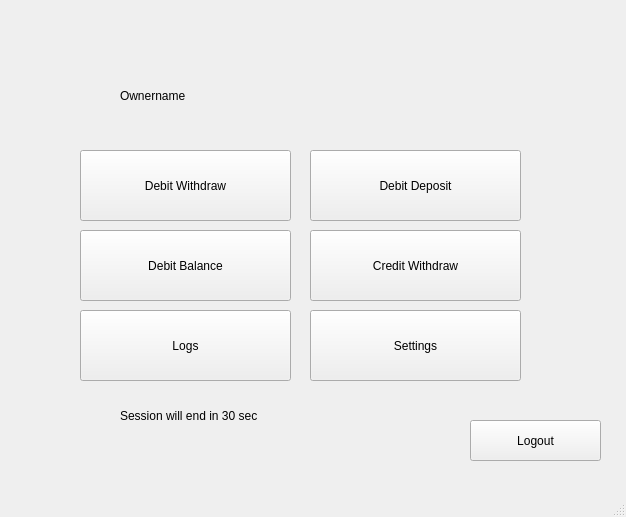
The window that frontend/mainmenucredit.ui (t1rate01/ATM_groupproject) describes before a commit, drawn with Qt 5.
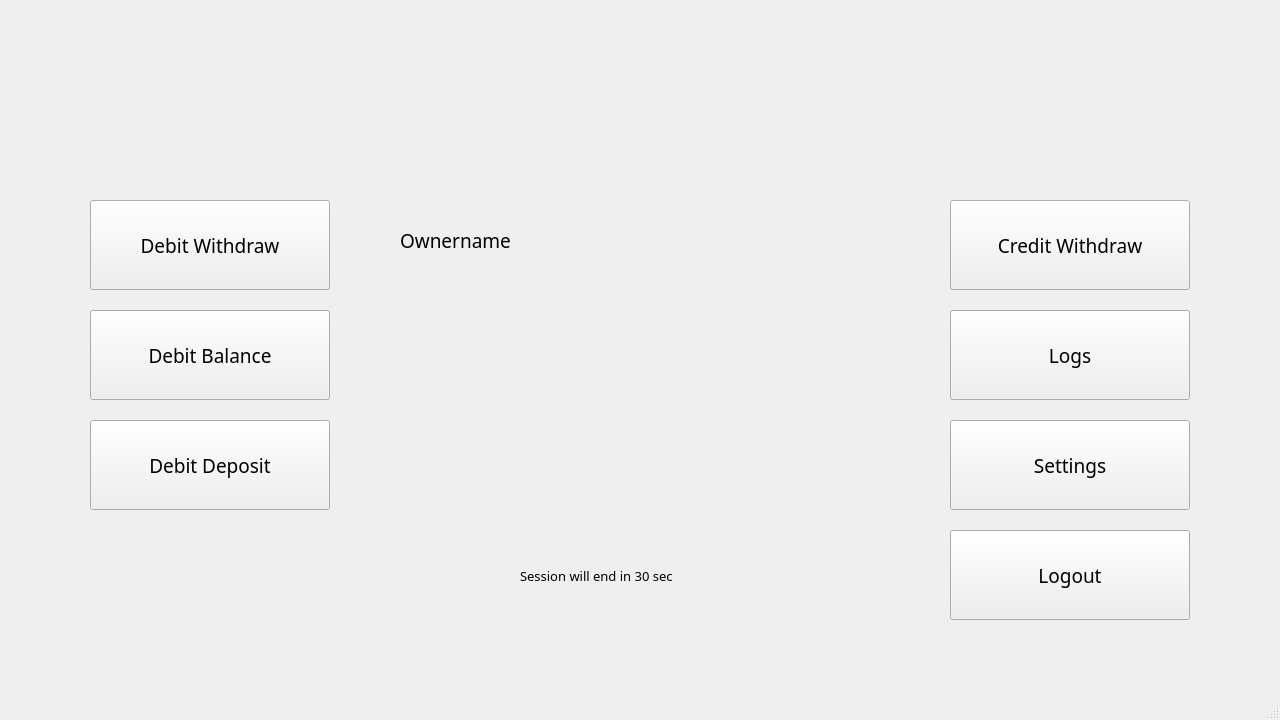
The same window after the commit.

```diff
--- a/frontend/mainmenucredit.ui
+++ b/frontend/mainmenucredit.ui
@@ -6,10 +6,28 @@
    <rect>
     <x>0</x>
     <y>0</y>
-    <width>626</width>
-    <height>517</height>
+    <width>1280</width>
+    <height>720</height>
    </rect>
   </property>
+  <property name="sizePolicy">
+   <sizepolicy hsizetype="Fixed" vsizetype="Fixed">
+    <horstretch>0</horstretch>
+    <verstretch>0</verstretch>
+   </sizepolicy>
+  </property>
+  <property name="minimumSize">
+   <size>
+    <width>1280</width>
+    <height>720</height>
+   </size>
+  </property>
+  <property name="maximumSize">
+   <size>
+    <width>1280</width>
+    <height>720</height>
+   </size>
+  </property>
   <property name="windowTitle">
    <string>Main Menu</string>
   </property>
@@ -17,12 +35,18 @@
    <widget class="QPushButton" name="btn_debit_withdraw">
     <property name="geometry">
      <rect>
-      <x>80</x>
-      <y>150</y>
-      <width>211</width>
-      <height>71</height>
+      <x>90</x>
+      <y>200</y>
+      <width>240</width>
+      <height>90</height>
      </rect>
     </property>
+    <property name="font">
+     <font>
+      <family>Century Gothic</family>
+      <pointsize>14</pointsize>
+     </font>
+    </property>
     <property name="text">
      <string>Debit Withdraw</string>
     </property>
@@ -30,12 +54,18 @@
    <widget class="QPushButton" name="btn_debit_balance">
     <property name="geometry">
      <rect>
-      <x>80</x>
-      <y>230</y>
-      <width>211</width>
-      <height>71</height>
+      <x>90</x>
+      <y>310</y>
+      <width>240</width>
+      <height>90</height>
      </rect>
     </property>
+    <property name="font">
+     <font>
+      <family>Century Gothic</family>
+      <pointsize>14</pointsize>
+     </font>
+    </property>
     <property name="text">
      <string>Debit Balance</string>
     </property>
@@ -43,12 +73,18 @@
    <widget class="QPushButton" name="btn_logs">
     <property name="geometry">
      <rect>
-      <x>80</x>
+      <x>950</x>
       <y>310</y>
-      <width>211</width>
-      <height>71</height>
+      <width>240</width>
+      <height>90</height>
      </rect>
     </property>
+    <property name="font">
+     <font>
+      <family>Century Gothic</family>
+      <pointsize>14</pointsize>
+     </font>
+    </property>
     <property name="text">
      <string>Logs</string>
     </property>
@@ -56,12 +92,18 @@
    <widget class="QPushButton" name="btn_debit_settings">
     <property name="geometry">
      <rect>
-      <x>310</x>
-      <y>310</y>
-      <width>211</width>
-      <height>71</height>
+      <x>950</x>
+      <y>420</y>
+      <width>240</width>
+      <height>90</height>
      </rect>
     </property>
+    <property name="font">
+     <font>
+      <family>Century Gothic</family>
+      <pointsize>14</pointsize>
+     </font>
+    </property>
     <property name="text">
      <string>Settings</string>
     </property>
@@ -69,12 +111,18 @@
    <widget class="QLabel" name="label_greeting">
     <property name="geometry">
      <rect>
-      <x>120</x>
-      <y>70</y>
-      <width>351</width>
-      <height>51</height>
+      <x>400</x>
+      <y>190</y>
+      <width>511</width>
+      <height>101</height>
      </rect>
     </property>
+    <property name="font">
+     <font>
+      <family>Century Gothic</family>
+      <pointsize>14</pointsize>
+     </font>
+    </property>
     <property name="text">
      <string>Ownername</string>
     </property>
@@ -82,12 +130,18 @@
    <widget class="QPushButton" name="btn_debit_deposit">
     <property name="geometry">
      <rect>
-      <x>310</x>
-      <y>150</y>
-      <width>211</width>
-      <height>71</height>
+      <x>90</x>
+      <y>420</y>
+      <width>240</width>
+      <height>90</height>
      </rect>
     </property>
+    <property name="font">
+     <font>
+      <family>Century Gothic</family>
+      <pointsize>14</pointsize>
+     </font>
+    </property>
     <property name="text">
      <string>Debit Deposit</string>
     </property>
@@ -95,12 +149,18 @@
    <widget class="QLabel" name="label_sessiontime">
     <property name="geometry">
      <rect>
-      <x>120</x>
-      <y>390</y>
-      <width>351</width>
+      <x>520</x>
+      <y>550</y>
+      <width>181</width>
       <height>51</height>
      </rect>
     </property>
+    <property name="font">
+     <font>
+      <family>Century Gothic</family>
+      <pointsize>10</pointsize>
+     </font>
+    </property>
     <property name="text">
      <string>Session will end in 30 sec</string>
     </property>
@@ -108,12 +168,18 @@
    <widget class="QPushButton" name="btn_credit_withdraw">
     <property name="geometry">
      <rect>
-      <x>310</x>
-      <y>230</y>
-      <width>211</width>
-      <height>71</height>
+      <x>950</x>
+      <y>200</y>
+      <width>240</width>
+      <height>90</height>
      </rect>
     </property>
+    <property name="font">
+     <font>
+      <family>Century Gothic</family>
+      <pointsize>14</pointsize>
+     </font>
+    </property>
     <property name="text">
      <string>Credit Withdraw</string>
     </property>
@@ -121,12 +187,18 @@
    <widget class="QPushButton" name="btn_logout">
     <property name="geometry">
      <rect>
-      <x>470</x>
-      <y>420</y>
-      <width>131</width>
-      <height>41</height>
+      <x>950</x>
+      <y>530</y>
+      <width>240</width>
+      <height>90</height>
      </rect>
     </property>
+    <property name="font">
+     <font>
+      <family>Century Gothic</family>
+      <pointsize>14</pointsize>
+     </font>
+    </property>
     <property name="text">
      <string>Logout</string>
     </property>
```
Left out of the diff: 2 changed lines with no effect on the pictures.
